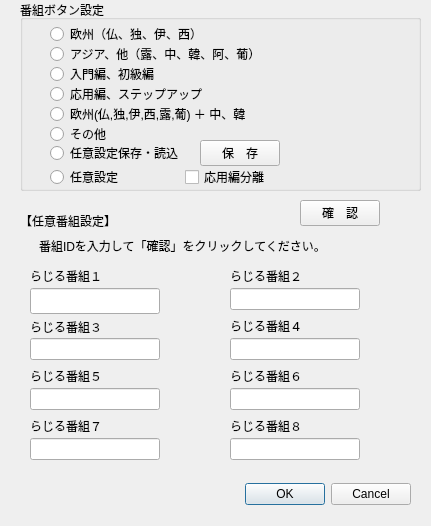
First picture: the form in scrambledialog.ui, repository CSReviser/CaptureStream2, before the edit.
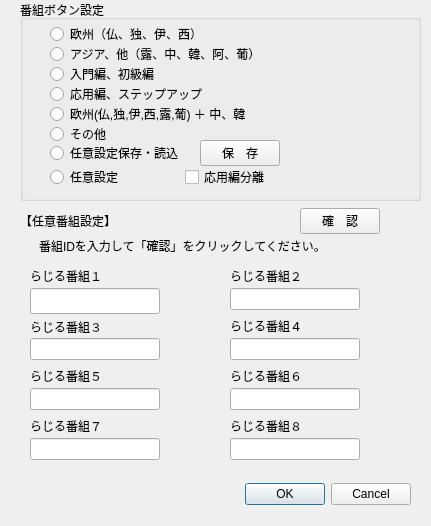
Second picture: the form after the edit.

What changed in the file:
```diff
--- a/scrambledialog.ui
+++ b/scrambledialog.ui
@@ -140,7 +140,7 @@
      <x>20</x>
      <y>0</y>
      <width>401</width>
-     <height>191</height>
+     <height>201</height>
     </rect>
    </property>
    <property name="title">
@@ -373,7 +373,7 @@
    <property name="geometry">
     <rect>
      <x>300</x>
-     <y>200</y>
+     <y>208</y>
      <width>80</width>
      <height>26</height>
     </rect>
```
